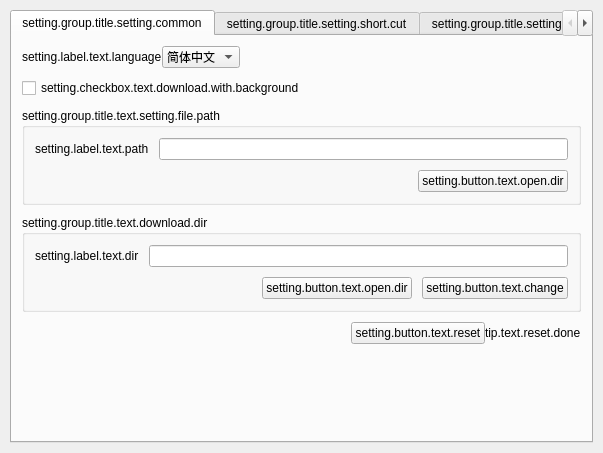
This is settingview.ui in DoYoungDo/DrawingBoard as Qt 5 draws it before an edit. The edited form follows.
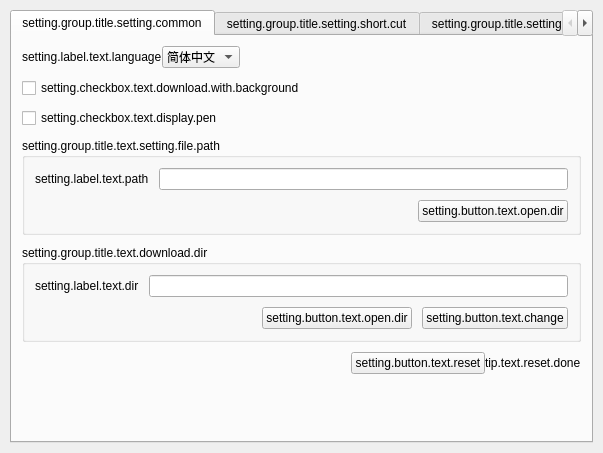
This is the edited form. Icons and pictures are not drawn.

Diff of the .ui file:
```diff
--- a/settingview.ui
+++ b/settingview.ui
@@ -122,6 +122,33 @@
          </item>
         </layout>
        </item>
+       <item>
+        <layout class="QHBoxLayout" name="horizontalLayout_18">
+         <property name="spacing">
+          <number>10</number>
+         </property>
+         <item>
+          <widget class="QCheckBox" name="checkBox_displayPen">
+           <property name="text">
+            <string>setting.checkbox.text.display.pen</string>
+           </property>
+          </widget>
+         </item>
+         <item>
+          <spacer name="horizontalSpacer_7">
+           <property name="orientation">
+            <enum>Qt::Horizontal</enum>
+           </property>
+           <property name="sizeHint" stdset="0">
+            <size>
+             <width>40</width>
+             <height>20</height>
+            </size>
+           </property>
+          </spacer>
+         </item>
+        </layout>
+       </item>
        <item>
         <widget class="QGroupBox" name="groupBox">
          <property name="title">
```
